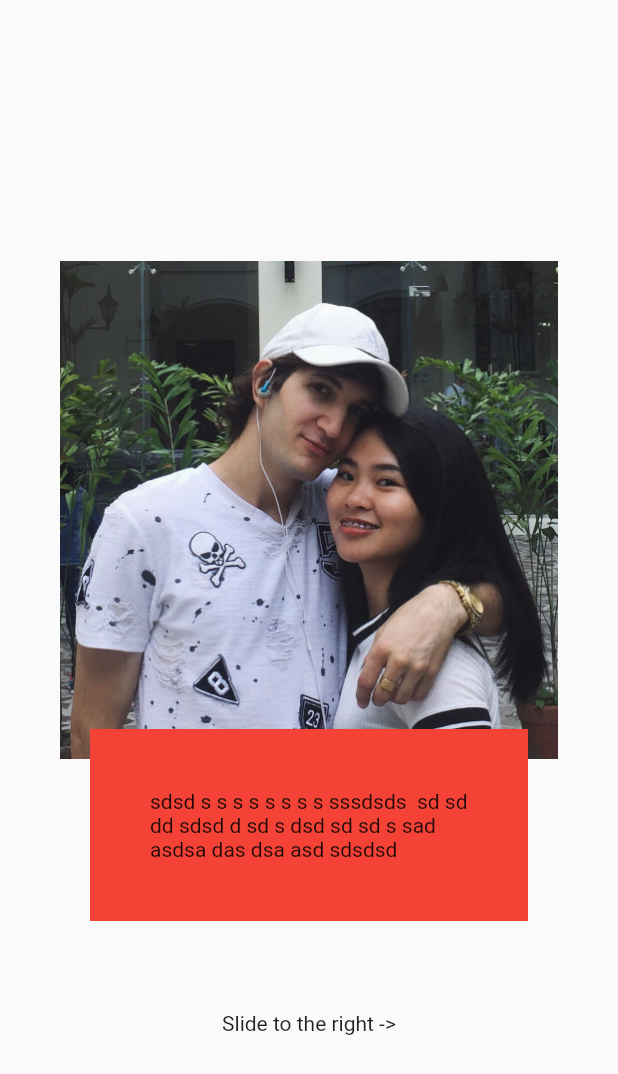
After one commit to JustalK/VALENTINES-APP, a Flutter app: the Second screen opened directly, on a phone screen of 412 x 824 dp. The commit adds this screen. Shown: the top 1074 px of the screen. Run offline on Flutter 3.47's test engine with Material 2 defaults, Android fonts, the phone set to English and light mode, and no system bars.

Commit message:
[FEATURE] Adding the component ImageText

```diff
--- /dev/null
+++ b/lib/components/ImageText.dart
@@ -0,0 +1,40 @@
+import 'package:flutter/material.dart';
+
+class ImageText extends StatelessWidget {
+  @override
+  Widget build(BuildContext context) {
+    return Scaffold(
+      body: Container(
+              width: (MediaQuery.of(context).size.width),
+              child: Column(
+                mainAxisAlignment: MainAxisAlignment.center,
+                crossAxisAlignment: CrossAxisAlignment.center,
+                children: [
+                  Center(
+                    child: Padding(
+                      padding: EdgeInsets.all(40.0),
+                      child: new Image.asset('assets/images/me.jpeg')
+                    )
+                  ),
+                  Center(
+                    child: Padding(
+                      padding: EdgeInsets.symmetric(horizontal: 60.0),
+                      child: Container(
+                        decoration: BoxDecoration(color: Colors.red),
+                        transform: Matrix4.translationValues(0.0, -60.0, 0.0),
+                        child: Padding(
+                          padding: EdgeInsets.all(40.0),
+                          child: Text('sdsd s s s s s s s s sssdsds  sd sd dd sdsd d sd s dsd sd sd s sad asdsa das dsa asd sdsdsd')
+                        )
+                      )
+                    )
+                  ),
+                  Center(
+                    child: Text('Slide to the right ->'),
+                  )
+                ]
+              )
+            ),
+    );
+  }
+}
--- a/lib/pages/second.dart
+++ b/lib/pages/second.dart
@@ -1,6 +1,7 @@
 import 'package:flutter/material.dart';
 import '../routes.dart';
 import 'home.dart';
+import '../components/ImageText.dart';
 
 class Second extends StatelessWidget {
   @override
@@ -12,45 +13,18 @@ class Second extends StatelessWidget {
             children: <Widget>[
               Container(
                 width: (MediaQuery.of(context).size.width),
-                child: Column(
-                  mainAxisAlignment: MainAxisAlignment.center,
-                  crossAxisAlignment: CrossAxisAlignment.center,
-                  children: [
-                    Center(
-                      child: Padding(
-                        padding: EdgeInsets.all(40.0),
-                        child: new Image.asset('assets/images/me.jpeg')
-                      )
-                    ),
-                    Center(
-                      child: Padding(
-                        padding: EdgeInsets.symmetric(horizontal: 60.0),
-                        child: Container(
-                          decoration: BoxDecoration(color: Colors.red),
-                          transform: Matrix4.translationValues(0.0, -60.0, 0.0),
-                          child: Padding(
-                            padding: EdgeInsets.all(40.0),
-                            child: Text('sdsd s s s s s s s s sssdsds  sd sd dd sdsd d sd s dsd sd sd s sad asdsa das dsa asd sdsdsd')
-                          )
-                        )
-                      )
-                    ),
-                    Center(
-                      child: Text('Slide to the right ->'),
-                    )
-                  ]
-                )
+                child: ImageText()
               ),
               Container(
-                width: 160.0,
-                color: Colors.blue,
+                width: (MediaQuery.of(context).size.width),
+                child: ImageText()
               ),
               Container(
-                width: 160.0,
+                width: (MediaQuery.of(context).size.width),
                 color: Colors.green,
               ),
               Container(
-                width: 160.0,
+                width: (MediaQuery.of(context).size.width),
                 color: Colors.yellow,
               ),
               Container(
```
